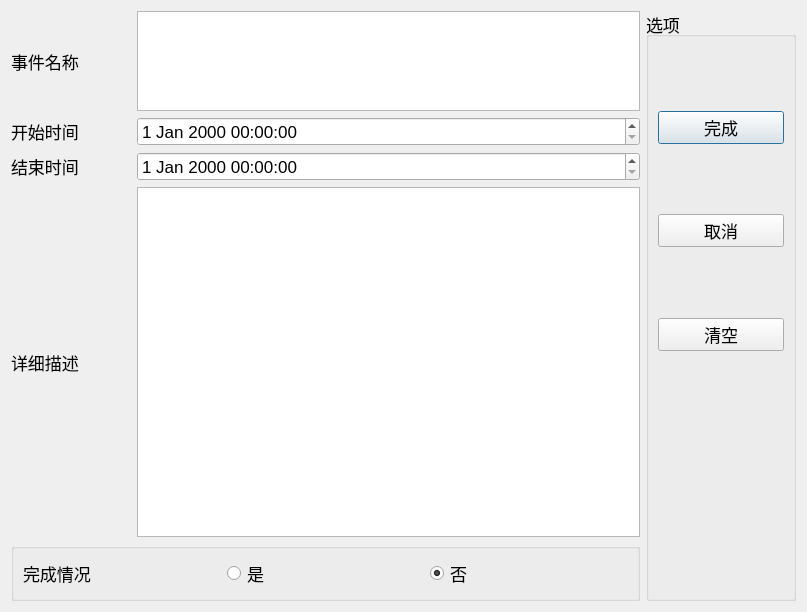
This is urecordeditdialog.ui in Guan94326/TimeManagement as Qt 5 draws it before an edit. The edited form follows.
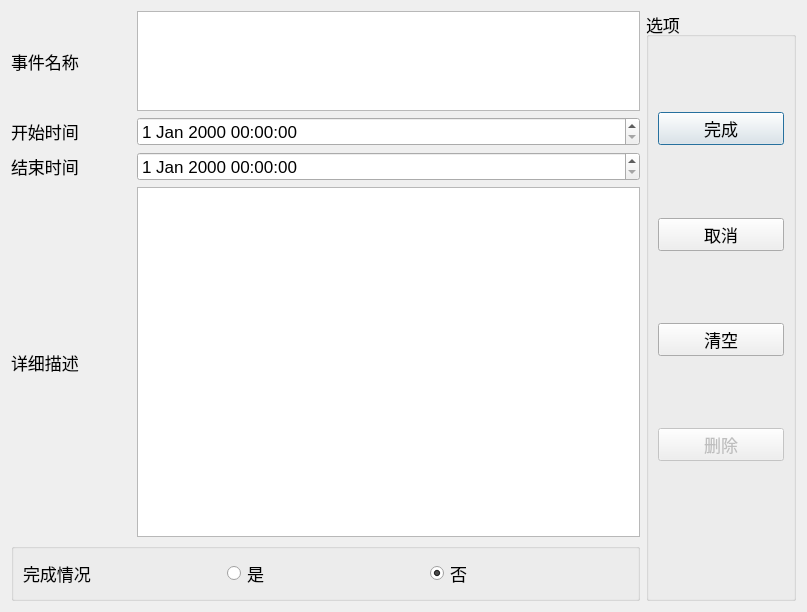
This is the edited form.

Commit message: 完成：数据修改和删除

```diff
--- a/urecordeditdialog.ui
+++ b/urecordeditdialog.ui
@@ -182,7 +182,7 @@
         <property name="sizeHint" stdset="0">
          <size>
           <width>20</width>
-          <height>45</height>
+          <height>48</height>
          </size>
         </property>
        </spacer>
@@ -202,7 +202,7 @@
         <property name="sizeHint" stdset="0">
          <size>
           <width>20</width>
-          <height>45</height>
+          <height>48</height>
          </size>
         </property>
        </spacer>
@@ -222,7 +222,7 @@
         <property name="sizeHint" stdset="0">
          <size>
           <width>20</width>
-          <height>45</height>
+          <height>47</height>
          </size>
         </property>
        </spacer>
@@ -234,6 +234,29 @@
         </property>
        </widget>
       </item>
+      <item>
+       <spacer name="verticalSpacer_5">
+        <property name="orientation">
+         <enum>Qt::Vertical</enum>
+        </property>
+        <property name="sizeHint" stdset="0">
+         <size>
+          <width>20</width>
+          <height>48</height>
+         </size>
+        </property>
+       </spacer>
+      </item>
+      <item>
+       <widget class="QPushButton" name="pushButton_delete">
+        <property name="enabled">
+         <bool>false</bool>
+        </property>
+        <property name="text">
+         <string>删除</string>
+        </property>
+       </widget>
+      </item>
       <item>
        <spacer name="verticalSpacer_4">
         <property name="orientation">
@@ -242,7 +265,7 @@
         <property name="sizeHint" stdset="0">
          <size>
           <width>20</width>
-          <height>238</height>
+          <height>128</height>
          </size>
         </property>
        </spacer>
```
The commit also changes 5 other files.
